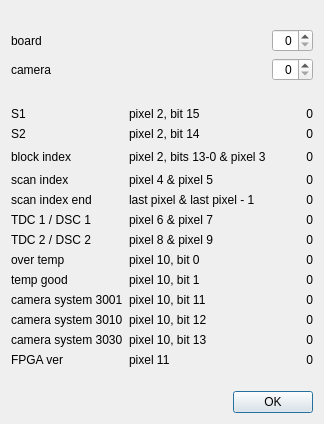
This is escam/dialogspecialpixels.ui in Entwicklungsburo-Stresing/EBST_CAM as Qt 5 draws it before an edit. The edited form follows.
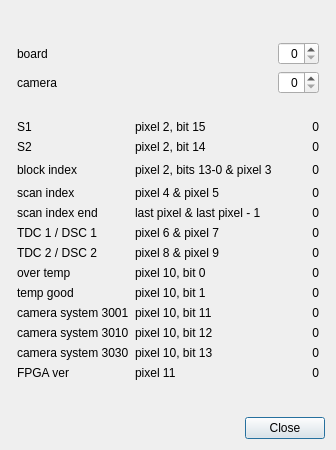
This is the edited form.

Commit message:
Update closing behavior for dialogs
Change ok buttons to close and automatically save changes with out confirming. Moved the Cameras and Reset axes menu actions to chart settings.

```diff
--- a/escam/dialogspecialpixels.ui
+++ b/escam/dialogspecialpixels.ui
@@ -6,8 +6,8 @@
    <rect>
     <x>0</x>
     <y>0</y>
-    <width>324</width>
-    <height>424</height>
+    <width>336</width>
+    <height>450</height>
    </rect>
   </property>
   <property name="windowTitle">
@@ -420,7 +420,7 @@
    <item>
     <widget class="QDialogButtonBox" name="buttonBox">
      <property name="standardButtons">
-      <set>QDialogButtonBox::Ok</set>
+      <set>QDialogButtonBox::StandardButton::Close</set>
      </property>
     </widget>
    </item>
```
Left out of the diff: 440 changed lines with no effect on the pictures. The commit also changes 19 other files.
